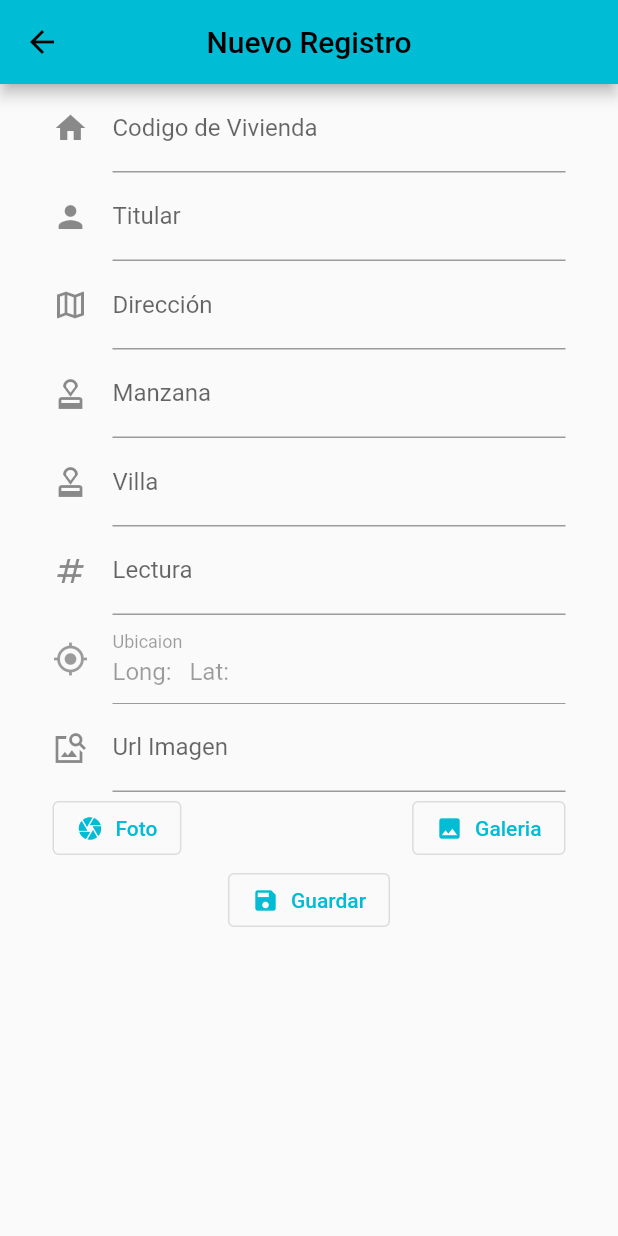
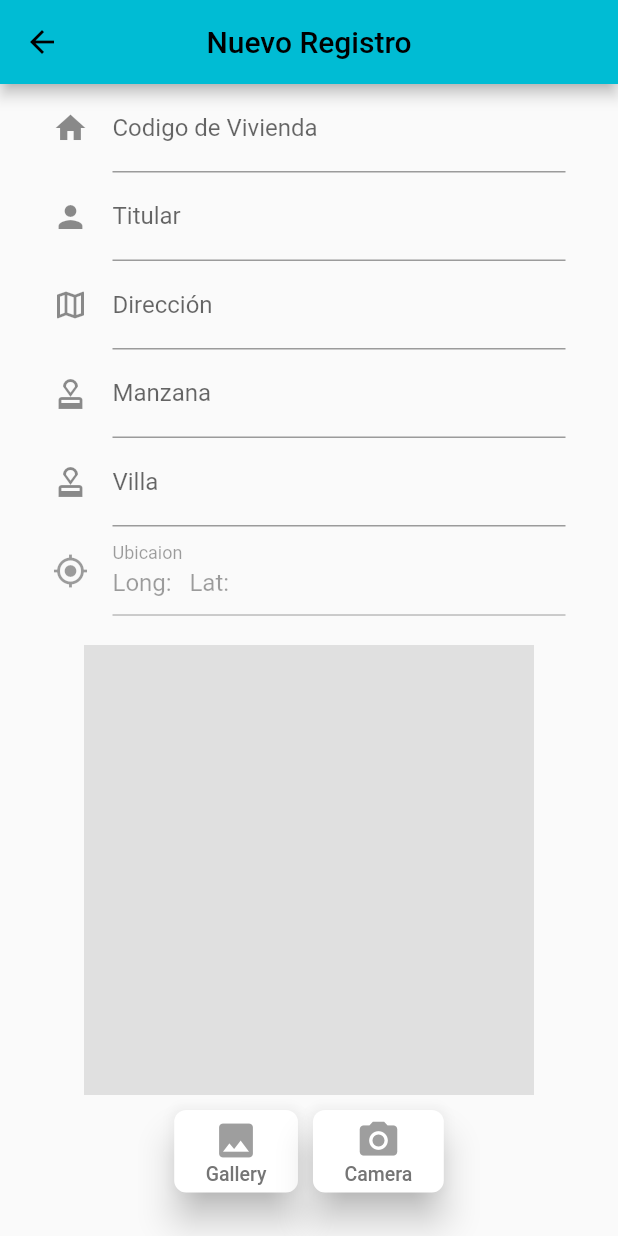
Before and after one commit to Jreay/flutter_proyecto, a Flutter app: the NewRegister screen opened by its route, on a phone screen of 412 x 824 dp. Run offline on Flutter 3.47's test engine with Material 2 defaults, Android fonts, the phone set to English and light mode, and no system bars; our stand-ins replace geolocator, image_picker, rxdart; missing offline and left inert: google_ml_kit, mime_type, observable.

Commit message:
cambios al registro

```diff
--- a/lib/src/models/registro.dart
+++ b/lib/src/models/registro.dart
@@ -9,20 +9,9 @@ Registro registroFromJson(String str) => Registro.fromJson(json.decode(str));
 String registroToJson(Registro data) => json.encode(data.toJson());
 
 class Registro {
-    Registro({
-        required this.id,
-        required this.codigo,
-        required this.titular,
-        required this.direccion,
-        required this.mz,
-        required this.villa,
-        required this.lectura,
-        required this.localizacion,
-        required this.urlcamera,
-    });
 
-    int id;
-    String codigo;
+     int id;
+     String codigo;
     String titular;
     String direccion;
     String mz;
@@ -30,6 +19,19 @@ class Registro {
     String lectura;
     String localizacion;
     String urlcamera;
+    Registro({
+         required this.id,
+         required this.codigo,
+         required this.titular,
+         required this.direccion,
+         required this.mz,
+         required this.villa,
+         required this.lectura,
+         required this.localizacion,
+         required this.urlcamera,
+    });
+
+
 
     factory Registro.fromJson(Map<String, dynamic> json) => Registro(
         id: json["id"],
--- a/lib/src/navbar/routes.dart
+++ b/lib/src/navbar/routes.dart
@@ -16,7 +16,7 @@ class Routes extends StatelessWidget {
       HomePage(),
       ListRegisters(),
       const NewRegister(),
-      const LoginPage()
+      const LoginPage(),
 
     ];
     return myList[index];
--- a/lib/src/pages/new_register_page.dart
+++ b/lib/src/pages/new_register_page.dart
@@ -1,16 +1,13 @@
-
 import 'dart:io';
 
-import 'package:flutter/cupertino.dart';
 import 'package:flutter/material.dart';
 import 'package:flutter/services.dart';
 import 'package:flutter_proyecto/services/http_service.dart';
 import 'package:flutter_proyecto/src/models/registro.dart';
-import 'package:flutter_proyecto/src/pages/list_registers_page.dart';
 import 'dart:async';
 import 'package:geolocator/geolocator.dart';
-import 'package:http/http.dart';
 import 'package:image_picker/image_picker.dart';
+import 'package:google_ml_kit/google_ml_kit.dart';
 
 class NewRegister extends StatefulWidget {
   const NewRegister({Key? key}) : super(key: key);
@@ -18,13 +15,23 @@ class NewRegister extends StatefulWidget {
 }
 
 class _NewRegister extends State<NewRegister> {
-  final _formKey     = GlobalKey<FormState>();
+  final _formKey = GlobalKey<FormState>();
   final _scaffoldKey = GlobalKey<ScaffoldState>();
-  Registro _registro = Registro(id: 0, codigo: '', titular: '', direccion: '', mz: '', villa: '', lectura: '', localizacion: '', urlcamera: '');
+  Registro _registro = Registro(
+      id: 0,
+      codigo: '',
+      titular: '',
+      direccion: '',
+      mz: '',
+      villa: '',
+      lectura: '',
+      localizacion: '',
+      urlcamera: '');
 
   final HttpService httpService = HttpService();
   File? foto;
   bool _guardando = false;
+  String? ruta;
 
   TextEditingController code = TextEditingController();
   TextEditingController title = TextEditingController();
@@ -34,28 +41,6 @@ class _NewRegister extends State<NewRegister> {
   TextEditingController lect = TextEditingController();
   TextEditingController gps = TextEditingController();
   TextEditingController camera = TextEditingController();
-
-  // final Registro _registro = Registro(
-  //     id: 0,
-  //     codigo: "",
-  //     titular: "",
-  //     direccion: "",
-  //     mz: "",
-  //     villa: "",
-  //     lectura: "",
-  //     localizacion: "",
-  //     urlcamera: "");
-  // final List<Registro> _registros = [];
-  // final _formKey = GlobalKey<FormState>();
-  // final _scaffoldkey = GlobalKey<ScaffoldState>();
-  // final _codigo = TextEditingController(text: '');
-  // final _titular = TextEditingController(text: '');
-  // final _direccion = TextEditingController(text: '');
-  // final _mz = TextEditingController(text: '');
-  // final _villa = TextEditingController(text: '');
-  // final _lectura = TextEditingController(text: '');
-  // final _localizacion = TextEditingController(text: '');
-  // final _urlcamera = TextEditingController(text: '');
   final String titulo = "Nuevo Registro";
 
   void _okSmartAlert(BuildContext context) {
@@ -78,13 +63,6 @@ class _NewRegister extends State<NewRegister> {
     var form = _formKey.currentState;
     if (form!.validate()) {
       form.save();
-
-
-
-
-    // if(!_formKey.currentState!.validate()) return;
-// ignore: avoid_print
-    // _formKey.currentState!.save();
       print('''
       codigo : ${_registro.codigo}
       titular : ${_registro.titular}
@@ -95,18 +73,6 @@ class _NewRegister extends State<NewRegister> {
       localizacion: ${_registro.localizacion}
       urlcamera: ${_registro.urlcamera}
       ''');
-
-      // httpService.addPost(Registro(
-      //     id: -1,
-      //     codigo: _registro.codigo,
-      //     titular: _registro.titular,
-      //     direccion: _registro.direccion,
-      //     mz: _registro.mz,
-      //     villa: _registro.villa,
-      //     lectura: _registro.lectura,
-      //     localizacion: _registro.localizacion,
-      //     urlcamera: _registro.urlcamera));
-
       form.reset();
 
       _okSmartAlert(context);
@@ -195,13 +161,49 @@ class _NewRegister extends State<NewRegister> {
     });
   }
 
+  //ocr
+  bool textScanning = false;
+  XFile? imageFile;
+  String scannedText = "";
+
+  void getImage(ImageSource source) async {
+    try {
+      final pickedImage = await ImagePicker().pickImage(source: source);
+      if (pickedImage != null) {
+        textScanning = true;
+        imageFile = pickedImage;
+        setState(() {});
+        getRecognisedText(pickedImage);
+      }
+    } catch (e) {
+      textScanning = false;
+      imageFile = null;
+      scannedText = "Error occured while scanning";
+      setState(() {});
+    }
+  }
+
+  void getRecognisedText(XFile image) async {
+    final inputImage = InputImage.fromFilePath(image.path);
+    final textDetector = GoogleMlKit.vision.textDetector();
+    RecognisedText recognisedText = await textDetector.processImage(inputImage);
+    await textDetector.close();
+    scannedText = "";
+    for (TextBlock block in recognisedText.blocks) {
+      for (TextLine line in block.lines) {
+        scannedText = scannedText + line.text + "\n";
+      }
+    }
+    textScanning = false;
+    setState(() {});
+  }
+
   @override
   Widget build(BuildContext context) {
-
-    final Registro? prodData = ModalRoute.of(context)?.settings.arguments as Registro?;
-    if ( prodData != null ) {
-      _registro = prodData;
-    }
+    // final Registro? prodData = ModalRoute.of(context)?.settings.arguments as Registro?;
+    // if ( prodData != null ) {
+    //   _registro = prodData;
+    // }
     return Scaffold(
       resizeToAvoidBottomInset: false,
       key: _scaffoldKey,
@@ -232,38 +234,141 @@ class _NewRegister extends State<NewRegister> {
                         _wadress(),
                         _wmz(),
                         _wvilla(),
-                          _wlectura(),
                         _wubicacion(),
-                          _wurl(),
+                        const SizedBox(
+                          height: 20,
+                        ),
+                        if (textScanning) const CircularProgressIndicator(),
+                        if (!textScanning && imageFile == null)
+                          Container(
+                            width: 300,
+                            height: 300,
+                            color: Colors.grey[300]!,
+                          ),
+                        if (imageFile != null)
+                          Image.file(File(imageFile!.path)),
 
-                          // ElevatedButton(
-                          //   onPressed: () => _onSubmit(context),
-                          //   child: const Text("Guardar"),
-                          // ),
                         Row(
+                          mainAxisAlignment: MainAxisAlignment.center,
                           children: [
-                              OutlinedButton.icon(
-                                onPressed: () => _tomarFoto(),
-                                icon: Icon(Icons.camera, size: 18),
-                                label: Text("Foto"),
+                            Container(
+                                margin:
+                                    const EdgeInsets.symmetric(horizontal: 5),
+                                padding: const EdgeInsets.only(top: 10),
+                                child: ElevatedButton(
+                                  style: ElevatedButton.styleFrom(
+                                    primary: Colors.white,
+                                    onPrimary: Colors.grey,
+                                    shadowColor: Colors.grey[400],
+                                    elevation: 10,
+                                    shape: RoundedRectangleBorder(
+                                        borderRadius:
+                                            BorderRadius.circular(8.0)),
                                   ),
-                              Expanded(
+                                  onPressed: () {
+                                    getImage(ImageSource.gallery);
+
+                                  },
                                   child: Container(
-                                  child: Center( ),
+                                    margin: const EdgeInsets.symmetric(
+                                        vertical: 5, horizontal: 5),
+                                    child: Column(
+                                      mainAxisSize: MainAxisSize.min,
+                                      children: [
+                                        Icon(
+                                          Icons.image,
+                                          size: 30,
+                                        ),
+                                        Text(
+                                          "Gallery",
+                                          style: TextStyle(
+                                              fontSize: 13,
+                                              color: Colors.grey[600]),
+                                        )
+                                      ],
                                     ),
                                   ),
-                              OutlinedButton.icon(
-                                onPressed:() => _seleccionarFoto(),
-                                icon: Icon(Icons.image, size: 18),
-                                label: Text("Galeria"),
+                                )),
+                            Container(
+                                margin:
+                                    const EdgeInsets.symmetric(horizontal: 5),
+                                padding: const EdgeInsets.only(top: 10),
+                                child: ElevatedButton(
+                                  style: ElevatedButton.styleFrom(
+                                    primary: Colors.white,
+                                    onPrimary: Colors.grey,
+                                    shadowColor: Colors.grey[400],
+                                    elevation: 10,
+                                    shape: RoundedRectangleBorder(
+                                        borderRadius:
+                                            BorderRadius.circular(8.0)),
                                   ),
+                                  onPressed: () {
+                                    getImage(ImageSource.camera);
+                                  },
+                                  child: Container(
+                                    margin: const EdgeInsets.symmetric(
+                                        vertical: 5, horizontal: 5),
+                                    child: Column(
+                                      mainAxisSize: MainAxisSize.min,
+                                      children: [
+                                        Icon(
+                                          Icons.camera_alt,
+                                          size: 30,
+                                        ),
+                                        Text(
+                                          "Camera",
+                                          style: TextStyle(
+                                              fontSize: 13,
+                                              color: Colors.grey[600]),
+                                        )
                                       ],
                                     ),
-
+                                  ),
+                                )),
+                          ],
+                        ),
+                        const SizedBox(
+                          height: 20,
+                        ),
+                        // Container(
+                        //   child: Text(
+                        //     ruta!,
+                        //     style: TextStyle(fontSize: 20),
+                        //   ),
+                        // ),
+                        _wlectura(),
+                        const SizedBox(
+                          height: 20,
+                        ),
                         OutlinedButton.icon(
-                            onPressed: ()  {
+                          onPressed: () async {
+                            ruta = await httpService.subirImagen(imageFile!) as String?;
+                          },
+                          icon: Icon(Icons.cloud_queue_sharp, size: 18),
+                          label: Text("Cargar URL"),
+                        ),
+                        const SizedBox(
+                          height: 20,
+                        ),
+                        if (ruta != null)
+                        _wurl(),
+                        const SizedBox(
+                          height: 20,
+                        ),
+                        OutlinedButton.icon(
+                          onPressed: () {
+                            httpService.addPost(
+                                -1,
+                                code.text,
+                                title.text,
+                                address.text,
+                                m.text,
+                                v.text,
+                                "$scannedText",
+                                "Long: $long  Lat: $lat",
+                                "$ruta");
                             // _onSubmit(context);
-                              httpService.addPost(-1, code.text, title.text, address.text, m.text , v.text, lect.text, "Long: $long  Lat: $lat", camera.text);
                           },
                           icon: Icon(Icons.save, size: 18),
                           label: Text("Guardar"),
@@ -278,24 +383,6 @@ class _NewRegister extends State<NewRegister> {
         ),
       ),
 
-      // bottomNavigationBar: BottomAppBar(
-      //   shape: const CircularNotchedRectangle(),
-      //   child: Container(height: 40.0),
-      // ),
-      // floatingActionButton: FloatingActionButton(
-      //   onPressed: () {
-      //     print(_registros.length);
-      //     Navigator.push(
-      //       context,
-      //       MaterialPageRoute(
-      //         builder: (context) => ListRegisters(registros: _registros),
-      //       ),
-      //     );
-      //   },
-      //   tooltip: 'Increment Counter',
-      //   child: const Icon(Icons.list),
-      // ),
-      // floatingActionButtonLocation: FloatingActionButtonLocation.centerDocked,
     );
   } // build
 
@@ -420,7 +507,7 @@ class _NewRegister extends State<NewRegister> {
             // enabled: false,
             //border: InputBorder.none,
             hintText: "Tomar/Subir Foto"),
-        controller: camera,
+        controller: TextEditingController(text: '$ruta'),
         onSaved: (val) => _registro.urlcamera = val!,
         validator: (val) => (val!.isEmpty ? 'Por favor ingresa foto' : null),
       );
@@ -433,10 +520,11 @@ class _NewRegister extends State<NewRegister> {
         decoration: const InputDecoration(
           labelText: "Lectura",
           icon: Icon(Icons.numbers_outlined),
+          enabled: false,
           //border: InputBorder.none,
           hintText: "Ingrese Lectura",
         ),
-        controller: lect,
+        controller: TextEditingController(text: '$scannedText'),
         validator: (value) {
           if (value!.isEmpty) {
             return "Por favor ingresa Lectura";
@@ -448,41 +536,4 @@ class _NewRegister extends State<NewRegister> {
         },
         onSaved: (value) => _registro.lectura = value!,
       );
-
-  Widget _mostrarFoto(){
-    if( _registro.urlcamera != null){
-      return FadeInImage(
-        image: NetworkImage( _registro.urlcamera ),
-        placeholder: AssetImage('assets/jar-loading.gif'),
-        height: 300.0,
-        fit: BoxFit.contain,
-      );
-    }else{
-      return Image(
-        image: AssetImage( foto?.path ?? 'assets/no-image.png'),
-        height: 300.0,
-        fit: BoxFit.cover,
-        );
 }
-  }
-
-  _seleccionarFoto() async {
-    _procesarFoto( ImageSource.gallery);
-  }
-
-  _tomarFoto() async{
-     _procesarFoto( ImageSource.camera);
-  }
-
-  _procesarFoto( ImageSource ruta) {
-    final pick = ImagePicker();
-    foto = pick.pickImage( source: ruta) as File? ;
-
-    if( foto != null){
-      // _registro.urlcamera = httpService.subirImagen(foto!) as String;
-    }else{
-    }
-    setState(() { });
-  }
-
-}
--- a/pubspec.yaml
+++ b/pubspec.yaml
@@ -33,6 +33,7 @@ dependencies:
   rxdart: ^0.27.5
   http: ^0.13.5
   mime_type: ^1.0.0
+  google_ml_kit: ^0.7.3
   flutter:
     sdk: flutter
 
@@ -65,7 +66,8 @@ flutter:
 
   # To add assets to your application, add an assets section, like this:
   assets:
-      - assets/
+      - assets/jar-loading.gif
+      - assets/no-image.png
   #   - images/a_dot_burr.jpeg
   #   - images/a_dot_ham.jpeg
 
```
Also changed, not shown: lib/app.dart (+1 -21 lines), lib/services/http_service.dart (+25 -23 lines), lib/src/pages/view_lectura.dart (+4 -7 lines), lib/src/pages/view_registrer.dart (+26 -6 lines), pubspec.lock, 1 other file. Lines whose indentation alone changed are shown as unchanged.
